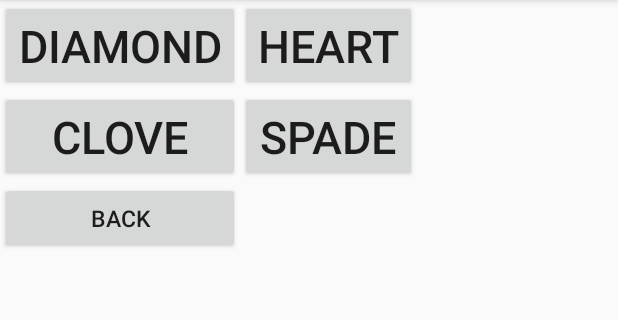
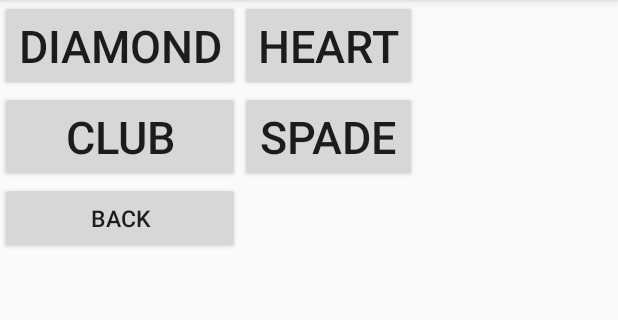
Before and after one commit to WillEC/MobileFinalProject, an Android app: the screen it shows after launch (ManualAddCardSuits), after a tap on "ENTER CARD", on a phone screen of 412 x 824 dp, the part 84-404 px from its top. Run offline under Robolectric (Android 15) with nearby library versions, the phone set to English and light mode, and no system bars.

```diff
--- a/app/src/main/java/com/example/mobilefinalproject/Card.java
+++ b/app/src/main/java/com/example/mobilefinalproject/Card.java
@@ -42,7 +42,7 @@ public class Card {
                 s = "heart";
                 break;
             case 2:
-                s = "clove";
+                s = "club";
                 break;
             case 3:
                 s = "spade";
@@ -52,6 +52,9 @@ public class Card {
         }
 
         switch(value){
+            case 1:
+                v = "Ace";
+                break;
             case 11:
                 v = "Jack";
                 break;
--- a/app/src/main/java/com/example/mobilefinalproject/MainActivity.java
+++ b/app/src/main/java/com/example/mobilefinalproject/MainActivity.java
@@ -20,9 +20,10 @@ public class MainActivity extends AppCompatActivity {
     private int mCurrCard = 0;
     private int mCount = 0;
     private Card[] cards = new Card[52];
-    private static final int REQUEST_CODE_CARD = -1;
+    private static final int REQUEST_CODE_CARD = 1;
 
-    public void onActivityResult(int requestCode, int resultCode, Intent data) {
+    @Override
+    protected void onActivityResult(int requestCode, int resultCode, Intent data) {
         if (resultCode != -1){
             int value = (resultCode/4)+1;
             int suite = (resultCode%4);
--- a/app/src/main/java/com/example/mobilefinalproject/ManualAddCardSuits.java
+++ b/app/src/main/java/com/example/mobilefinalproject/ManualAddCardSuits.java
@@ -6,6 +6,7 @@ import android.support.v7.app.AppCompatActivity;
 import android.os.Bundle;
 import android.view.View;
 import android.widget.Button;
+import android.widget.Toast;
 
 public class ManualAddCardSuits extends AppCompatActivity {
 
@@ -15,18 +16,19 @@ public class ManualAddCardSuits extends AppCompatActivity {
 
     private Button mDiamondButton;
     private Button mHeartButton;
-    private Button mCloveButton;
+    private Button mClubButton;
     private Button mSpadeButton;
     private Button mBackButton;
 
-    private static final int REQUEST_CODE_NUM = -1;
+    private static final int REQUEST_CODE_NUM = 1;
 
     public static Intent newIntent(Context packageContent){
         Intent i = new Intent(packageContent, ManualAddCardSuits.class);
         return i;
     }
 
-    public void onActivityResult(int requestCode, int resultCode, Intent data) {
+    @Override
+    protected void onActivityResult(int requestCode, int resultCode, Intent data) {
         if (resultCode != -1) {
             value = resultCode;
             returnValue = (value*4)+suite;
@@ -41,7 +43,7 @@ public class ManualAddCardSuits extends AppCompatActivity {
         setContentView(R.layout.add_card_suits);
         mDiamondButton = (Button) findViewById(R.id.Diamond);
         mHeartButton = (Button) findViewById(R.id.Heart);
-        mCloveButton = (Button) findViewById(R.id.Clove);
+        mClubButton = (Button) findViewById(R.id.Club);
         mSpadeButton = (Button) findViewById(R.id.Spade);
         mBackButton = (Button) findViewById(R.id.BackSuiteButton);
 
@@ -65,7 +67,7 @@ public class ManualAddCardSuits extends AppCompatActivity {
 
             }
         });
-        mCloveButton.setOnClickListener(new View.OnClickListener() {
+        mClubButton.setOnClickListener(new View.OnClickListener() {
             @Override
             public void onClick(View v) {
 
--- a/app/src/main/res/layout/add_card_suits.xml
+++ b/app/src/main/res/layout/add_card_suits.xml
@@ -27,9 +27,9 @@
         <Button
             android:layout_width="wrap_content"
             android:layout_height="wrap_content"
-            android:text="Clove"
+            android:text="Club"
             android:textSize="30sp"
-            android:id="@+id/Clove"/>
+            android:id="@+id/Club"/>
         <Button
             android:layout_width="wrap_content"
             android:layout_height="wrap_content"
--- a/app/src/main/res/layout/add_card_voice.xml
+++ b/app/src/main/res/layout/add_card_voice.xml
@@ -27,14 +27,14 @@
     <TextView
         android:layout_width="wrap_content"
         android:layout_height="wrap_content"
-        android:text="Did you say ___ ?"
+        android:text=" "
         android:textSize="20sp"
         android:id="@+id/ConfirmationText"
         android:paddingBottom="30dp"
         android:layout_below="@id/VoiceButton"
         android:layout_centerHorizontal="true"/>
     <Button
-        android:layout_width="175dp"
+        android:layout_width="150dp"
         android:layout_height="wrap_content"
         android:text="Yes"
         android:textSize="20sp"
@@ -42,7 +42,7 @@
         android:layout_below="@id/ConfirmationText"
         android:layout_alignParentLeft="true"/>
     <Button
-        android:layout_width="175dp"
+        android:layout_width="150dp"
         android:layout_height="wrap_content"
         android:text="No"
         android:textSize="20sp"
```
Also changed, not shown: app/src/main/java/com/example/mobilefinalproject/VoiceAddCard.java (+98 -6 lines).
